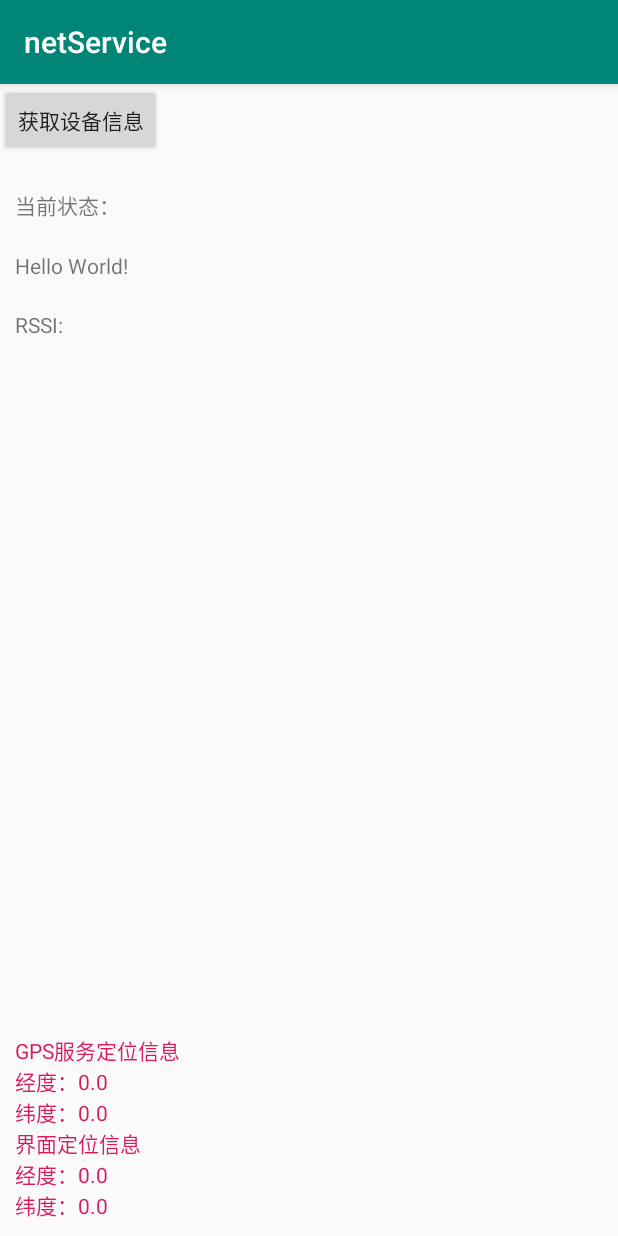
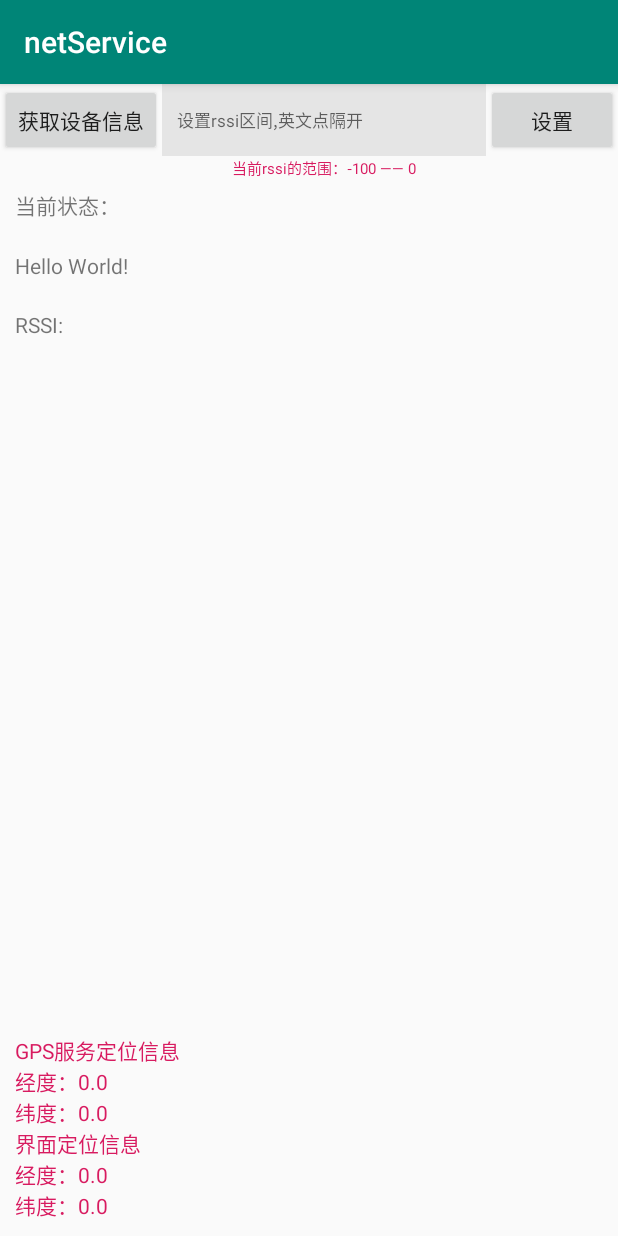
Before and after one commit to similar718/BluePlugin, an Android app: the screen it shows after launch (MainActivity), on a phone screen of 412 x 824 dp. Run offline under Robolectric (Android 15) with nearby library versions, the phone set to English and light mode, and no system bars.

Commit message:
RSSI范围设置

```diff
--- a/BluePlugin/FastBleLib/src/main/java/com/clj/fastble/lib/BlueToothPluginListener.java
+++ b/BluePlugin/FastBleLib/src/main/java/com/clj/fastble/lib/BlueToothPluginListener.java
@@ -4,6 +4,6 @@ import com.clj.fastble.data.BleDevice;
 
 public interface BlueToothPluginListener {
     void scanDevice(int type);// 1 扫描到目标设备 0 未扫描到目标设备
-    void connDevice(int type, BleDevice bleDevice); // 0 开始连接 1 连接成功 2 连接失败 3 断开连接
+    void connDevice(int type, BleDevice bleDevice); // 0 开始连接 1 连接成功 2 连接失败 3 断开连接 4 连接的设备不是我需要的数据
     void getDeviceInfo(BleDeviceInfo info);
 }
--- a/BluePlugin/netservice/src/main/java/com/example/netservice/MainActivity.java
+++ b/BluePlugin/netservice/src/main/java/com/example/netservice/MainActivity.java
@@ -25,9 +25,11 @@ import android.support.v4.app.ActivityCompat;
 import android.support.v4.content.ContextCompat;
 import android.support.v7.app.AppCompatActivity;
 import android.os.Bundle;
+import android.text.TextUtils;
 import android.util.Log;
 import android.view.View;
 import android.widget.Button;
+import android.widget.EditText;
 import android.widget.TextView;
 import android.widget.Toast;
 
@@ -96,6 +98,9 @@ public class MainActivity extends AppCompatActivity {
     private TextView mResult;
     private TextView mStatus;
     private TextView tv_Rssi;
+    private TextView tv_Rssi_range;
+    private EditText et_Rssi;
+    private Button tv_rssi_setting;
     private TextView mLocationTxt;
     private static final int REQUEST_CODE_OPEN_GPS = 1;
     private static final int REQUEST_CODE_PERMISSION_LOCATION = 2;
@@ -120,6 +125,9 @@ public class MainActivity extends AppCompatActivity {
         mResult = findViewById(R.id.tv_result);
         mStatus = findViewById(R.id.tv_status);
         tv_Rssi = findViewById(R.id.tv_Rssi);
+        tv_Rssi_range = findViewById(R.id.tv_rssi_result);
+        tv_rssi_setting = findViewById(R.id.btn_rssi_setting);
+        et_Rssi = findViewById(R.id.et_rssi);
         mIsActiity = true;
         mLocationTxt = findViewById(R.id.tv_location_txt);
         // 启动GPS定位服务
@@ -164,6 +172,36 @@ public class MainActivity extends AppCompatActivity {
 
         // 为获取地理位置信息时设置查询条件
         String provider = locationManager.getBestProvider(criteria, true); // 获取GPS信息
+
+        tv_rssi_setting.setOnClickListener(new View.OnClickListener() {
+            @Override
+            public void onClick(View view) {
+                String data = et_Rssi.getText().toString().trim();
+                if (TextUtils.isEmpty(data)){
+                    Toast.makeText(mContext,"RSSI范围不能为空",Toast.LENGTH_SHORT).show();
+                    return;
+                }
+                if (!data.contains(".")){
+                    Toast.makeText(mContext,"RSSI格式错误，用英文点隔开",Toast.LENGTH_SHORT).show();
+                    return;
+                }
+                String data1 = data.substring(0,data.indexOf("."));
+                String data2 = data.substring(data.indexOf(".")+1,data.length());
+                if (TextUtils.isEmpty(data1) || TextUtils.isEmpty(data2)){
+                    Toast.makeText(mContext,"RSSI输入错误，请输入正确的RSSI格式范围",Toast.LENGTH_SHORT).show();
+                    return;
+                }
+                long rssi1 = Long.parseLong(data1) * (-1);
+                long rssi2 = Long.parseLong(data2) * (-1);
+                if (rssi1 == rssi2){
+                    Toast.makeText(mContext,"请输入正确的范围区间",Toast.LENGTH_SHORT).show();
+                    return;
+                }
+                BlePluginManager.getInstance().setMaxRssi(rssi1 > rssi2 ? rssi1 : rssi2);
+                BlePluginManager.getInstance().setMinRssi(rssi1 < rssi2 ? rssi1 : rssi2);
+                tv_Rssi_range.setText("当前rssi的范围："+BlePluginManager.getInstance().getMinRssi()+" —— "+BlePluginManager.getInstance().getMaxRssi());
+            }
+        });
     }
 
     PowerManager.WakeLock wakeLock = null;
--- a/BluePlugin/netservice/src/main/res/layout/activity_main.xml
+++ b/BluePlugin/netservice/src/main/res/layout/activity_main.xml
@@ -17,10 +17,38 @@
         android:id="@+id/et_rssi"
         android:layout_width="wrap_content"
         android:layout_height="wrap_content"
-        android:hint="设置rssi区间,英文逗号隔开"
-        android:textSize="12sp"
+        android:hint="设置rssi区间,英文点隔开"
+        android:textSize="11sp"
+        android:layout_toRightOf="@+id/btn_get_info"
+        android:visibility="visible"
+        android:background="#e5e5e5"
+        android:layout_alignBottom="@+id/btn_get_info"
+        android:layout_alignTop="@+id/btn_get_info"
+        android:paddingLeft="10dp"
+        android:singleLine="true"
+        android:layout_toLeftOf="@+id/btn_rssi_setting"
+        android:inputType="numberDecimal"
+        />
+    <TextView
+        android:id="@+id/tv_rssi_result"
+        android:layout_width="wrap_content"
+        android:layout_height="wrap_content"
+        android:text="当前rssi的范围：-100 —— 0"
+        android:layout_below="@+id/et_rssi"
+        android:layout_alignLeft="@+id/et_rssi"
+        android:layout_alignRight="@+id/et_rssi"
+        android:textSize="10sp"
+        android:gravity="center"
+        android:textColor="@color/colorAccent"
+        android:singleLine="true"
+        />
+
+    <Button
+        android:id="@+id/btn_rssi_setting"
+        android:layout_width="wrap_content"
+        android:layout_height="wrap_content"
+        android:text="设置"
         android:layout_alignParentRight="true"
-        android:visibility="gone"
         />
 
     <TextView
```
Also changed, not shown: BluePlugin/FastBleLib/src/main/java/com/clj/fastble/lib/BlePluginManager.java (+29 -0 lines).
